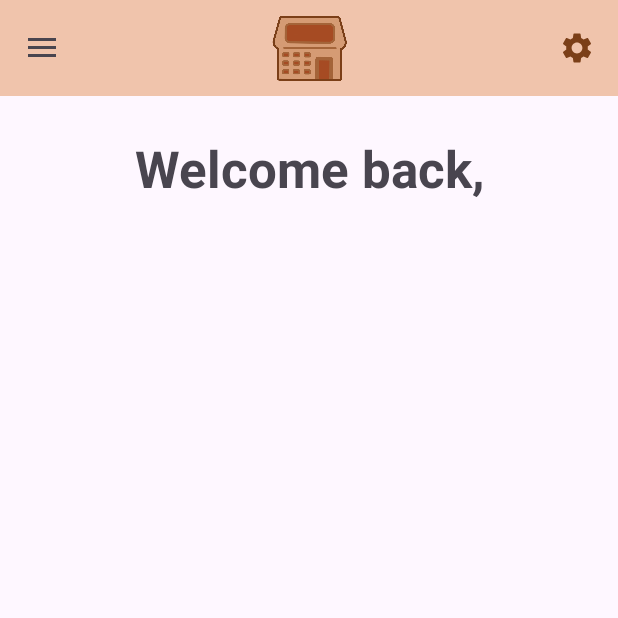
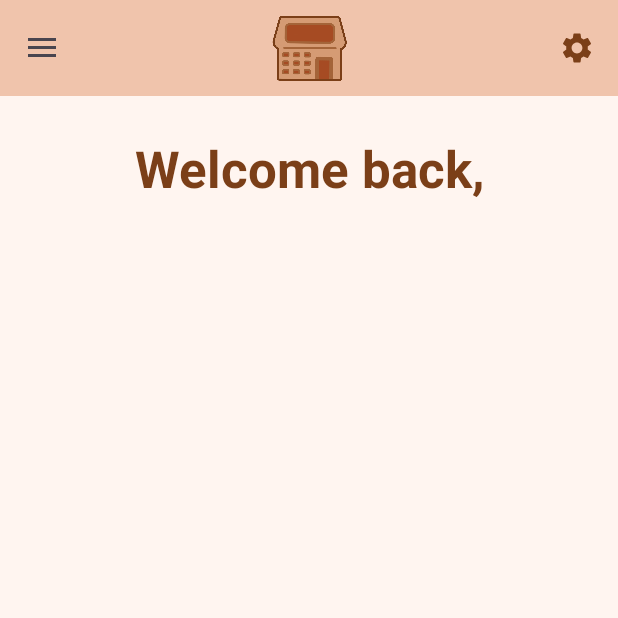
Before and after one commit to jethanSarita/Sarithmetics, an Android app: the MainActivity screen opened directly, with no data from a screen before it, on a phone screen of 412 x 824 dp, the top half of it. Run offline under Robolectric (Android 15) with nearby library versions, the phone set to English and light mode, and no system bars; Roboto replaces fonts that are not available here.

Commit message:
added darkmode, i am hungry.. gonna go grab snack

```diff
--- a/app/src/main/res/drawable/add_icon.xml
+++ b/app/src/main/res/drawable/add_icon.xml
@@ -1,4 +1,4 @@
-<vector android:height="24dp" android:tint="#7B3F18"
+<vector android:height="24dp" android:tint="@color/colorTextPrimary"
     android:viewportHeight="24" android:viewportWidth="24"
     android:width="24dp" xmlns:android="http://schemas.android.com/apk/res/android">
     <path android:fillColor="@android:color/white" android:pathData="M19,13h-6v6h-2v-6H5v-2h6V5h2v6h6v2z"/>
--- a/app/src/main/res/drawable/back_icon.xml
+++ b/app/src/main/res/drawable/back_icon.xml
@@ -1,4 +1,4 @@
-<vector android:height="24dp" android:tint="#7B3F18"
+<vector android:height="24dp" android:tint="@color/colorTextPrimary"
     android:viewportHeight="24" android:viewportWidth="24"
     android:width="24dp" xmlns:android="http://schemas.android.com/apk/res/android">
     <path android:fillColor="@android:color/white" android:pathData="M17.77,3.77l-1.77,-1.77l-10,10l10,10l1.77,-1.77l-8.23,-8.23z"/>
--- a/app/src/main/res/drawable/btn1.xml
+++ b/app/src/main/res/drawable/btn1.xml
@@ -2,8 +2,8 @@
 <shape android:shape="rectangle"
     xmlns:android="http://schemas.android.com/apk/res/android">
 
-    <stroke android:color="#a7663b" android:width="5dp"/>
+    <stroke android:color="@color/colorTextSecondary" android:width="5dp"/>
     <corners android:radius="5dp"/>
-    <solid android:color="#a64b23"/>
+    <solid android:color="@color/colorTextPrimary"/>
 
 </shape>
--- a/app/src/main/res/drawable/cart_icon.xml
+++ b/app/src/main/res/drawable/cart_icon.xml
@@ -1,4 +1,4 @@
-<vector android:height="24dp" android:tint="#7B3F18"
+<vector android:height="24dp" android:tint="@color/colorTextPrimary"
     android:viewportHeight="24" android:viewportWidth="24"
     android:width="24dp" xmlns:android="http://schemas.android.com/apk/res/android">
     <path android:fillColor="@android:color/white" android:pathData="M7,18c-1.1,0 -1.99,0.9 -1.99,2S5.9,22 7,22s2,-0.9 2,-2 -0.9,-2 -2,-2zM1,2v2h2l3.6,7.59 -1.35,2.45c-0.16,0.28 -0.25,0.61 -0.25,0.96 0,1.1 0.9,2 2,2h12v-2L7.42,15c-0.14,0 -0.25,-0.11 -0.25,-0.25l0.03,-0.12 0.9,-1.63h7.45c0.75,0 1.41,-0.41 1.75,-1.03l3.58,-6.49c0.08,-0.14 0.12,-0.31 0.12,-0.48 0,-0.55 -0.45,-1 -1,-1L5.21,4l-0.94,-2L1,2zM17,18c-1.1,0 -1.99,0.9 -1.99,2s0.89,2 1.99,2 2,-0.9 2,-2 -0.9,-2 -2,-2z"/>
--- a/app/src/main/res/drawable/cartremove_icon.xml
+++ b/app/src/main/res/drawable/cartremove_icon.xml
@@ -1,4 +1,4 @@
-<vector android:height="24dp" android:tint="#7B3F18"
+<vector android:height="24dp" android:tint="@color/colorTextPrimary"
     android:viewportHeight="24" android:viewportWidth="24"
     android:width="24dp" xmlns:android="http://schemas.android.com/apk/res/android">
     <path android:fillColor="@android:color/white" android:pathData="M22.73,22.73L2.77,2.77 2,2l-0.73,-0.73L0,2.54l4.39,4.39 2.21,4.66 -1.35,2.45c-0.16,0.28 -0.25,0.61 -0.25,0.96 0,1.1 0.9,2 2,2h7.46l1.38,1.38c-0.5,0.36 -0.83,0.95 -0.83,1.62 0,1.1 0.89,2 1.99,2 0.67,0 1.26,-0.33 1.62,-0.84L21.46,24l1.27,-1.27zM7.42,15c-0.14,0 -0.25,-0.11 -0.25,-0.25l0.03,-0.12 0.9,-1.63h2.36l2,2L7.42,15zM15.55,13c0.75,0 1.41,-0.41 1.75,-1.03l3.58,-6.49c0.08,-0.14 0.12,-0.31 0.12,-0.48 0,-0.55 -0.45,-1 -1,-1L6.54,4l9.01,9zM7,18c-1.1,0 -1.99,0.9 -1.99,2S5.9,22 7,22s2,-0.9 2,-2 -0.9,-2 -2,-2z"/>
--- a/app/src/main/res/drawable/menu.xml
+++ b/app/src/main/res/drawable/menu.xml
@@ -1,4 +1,4 @@
-<vector android:height="24dp" android:tint="#7B3F18"
+<vector android:height="24dp" android:tint="@color/colorTextPrimary"
     android:viewportHeight="24" android:viewportWidth="24"
     android:width="24dp" xmlns:android="http://schemas.android.com/apk/res/android">
     <path android:fillColor="@android:color/white" android:pathData="M3,18h18v-2L3,16v2zM3,13h18v-2L3,11v2zM3,6v2h18L21,6L3,6z"/>
--- a/app/src/main/res/drawable/popupbg.xml
+++ b/app/src/main/res/drawable/popupbg.xml
@@ -1,6 +1,6 @@
 <?xml version="1.0" encoding="utf-8"?>
 <shape xmlns:android="http://schemas.android.com/apk/res/android">
-    <solid android:color="#e0d4cc"/>
+    <solid android:color="@color/colorActionBar"/>
     <stroke android:width="5dp"
-        android:color="#a8643c"/>
+        android:color="@color/colorTextSecondary"/>
 </shape>
--- a/app/src/main/res/drawable/search_view_bg.xml
+++ b/app/src/main/res/drawable/search_view_bg.xml
@@ -3,7 +3,7 @@
 
     <corners android:radius="8dp"/>
     <stroke
-        android:color="#7B3F18"
+        android:color="@color/colorTextPrimary"
         android:width="2dp"
         />
 
--- a/app/src/main/res/drawable/settings.xml
+++ b/app/src/main/res/drawable/settings.xml
@@ -1,4 +1,4 @@
-<vector android:height="24dp" android:tint="#7B3F18"
+<vector android:height="24dp" android:tint="@color/colorTextPrimary"
     android:viewportHeight="24" android:viewportWidth="24"
     android:width="24dp" xmlns:android="http://schemas.android.com/apk/res/android">
     <path android:fillColor="@android:color/white" android:pathData="M19.14,12.94c0.04,-0.3 0.06,-0.61 0.06,-0.94c0,-0.32 -0.02,-0.64 -0.07,-0.94l2.03,-1.58c0.18,-0.14 0.23,-0.41 0.12,-0.61l-1.92,-3.32c-0.12,-0.22 -0.37,-0.29 -0.59,-0.22l-2.39,0.96c-0.5,-0.38 -1.03,-0.7 -1.62,-0.94L14.4,2.81c-0.04,-0.24 -0.24,-0.41 -0.48,-0.41h-3.84c-0.24,0 -0.43,0.17 -0.47,0.41L9.25,5.35C8.66,5.59 8.12,5.92 7.63,6.29L5.24,5.33c-0.22,-0.08 -0.47,0 -0.59,0.22L2.74,8.87C2.62,9.08 2.66,9.34 2.86,9.48l2.03,1.58C4.84,11.36 4.8,11.69 4.8,12s0.02,0.64 0.07,0.94l-2.03,1.58c-0.18,0.14 -0.23,0.41 -0.12,0.61l1.92,3.32c0.12,0.22 0.37,0.29 0.59,0.22l2.39,-0.96c0.5,0.38 1.03,0.7 1.62,0.94l0.36,2.54c0.05,0.24 0.24,0.41 0.48,0.41h3.84c0.24,0 0.44,-0.17 0.47,-0.41l0.36,-2.54c0.59,-0.24 1.13,-0.56 1.62,-0.94l2.39,0.96c0.22,0.08 0.47,0 0.59,-0.22l1.92,-3.32c0.12,-0.22 0.07,-0.47 -0.12,-0.61L19.14,12.94zM12,15.6c-1.98,0 -3.6,-1.62 -3.6,-3.6s1.62,-3.6 3.6,-3.6s3.6,1.62 3.6,3.6S13.98,15.6 12,15.6z"/>
--- a/app/src/main/res/layout/activity_cart.xml
+++ b/app/src/main/res/layout/activity_cart.xml
@@ -61,7 +61,7 @@
                 android:layout_width="match_parent"
                 android:layout_height="wrap_content"
                 android:layout_weight="1"
-                android:backgroundTint="#E87C3C"
+                android:backgroundTint="@color/colorTextPrimary"
                 android:text="Calculate" />
         </LinearLayout>
 
@@ -92,7 +92,7 @@
                 android:layout_width="match_parent"
                 android:layout_height="wrap_content"
                 android:layout_weight="1"
-                android:backgroundTint="#E87C3C"
+                android:backgroundTint="@color/colorTextPrimary"
                 android:text="Check out"
                 android:visibility="invisible"
                 tools:visibility="visible" />
--- a/app/src/main/res/layout/activity_main.xml
+++ b/app/src/main/res/layout/activity_main.xml
@@ -5,17 +5,18 @@
     android:id="@+id/drawer_layout"
     android:layout_width="match_parent"
     android:layout_height="match_parent"
+    android:background="@color/colorBackground"
+    android:fitsSystemWindows="true"
     tools:context=".MainActivity"
-    android:fitsSystemWindows="true"
-    >
+    tools:openDrawer="end">
 
     <com.google.android.material.navigation.NavigationView
+        android:id="@+id/nav_view"
         android:layout_width="wrap_content"
         android:layout_height="match_parent"
-        android:id="@+id/nav_view"
+        android:layout_gravity="start"
         app:headerLayout="@layout/header"
-        app:menu="@menu/main_menu"
-        android:layout_gravity="start">
+        app:menu="@menu/main_menu">
 
     </com.google.android.material.navigation.NavigationView>
 
@@ -34,7 +35,7 @@
             android:id="@+id/layoutHome"
             android:layout_width="match_parent"
             android:layout_height="match_parent"
-            tools:visibility="gone">
+            tools:visibility="visible">
 
             <LinearLayout
                 android:layout_width="match_parent"
@@ -47,6 +48,7 @@
                     android:layout_height="wrap_content"
                     android:text="Welcome back,"
                     android:textAlignment="center"
+                    android:textColor="@color/colorTextPrimary"
                     android:textSize="34sp"
                     android:textStyle="bold" />
 
@@ -57,6 +59,7 @@
                     android:fontFamily="@font/alata"
                     android:text="TextView"
                     android:textAlignment="center"
+                    android:textColor="@color/colorTextPrimary"
                     android:textSize="34sp"
                     android:textStyle="bold" />
             </LinearLayout>
@@ -67,7 +70,7 @@
             android:layout_width="match_parent"
             android:layout_height="match_parent"
             android:visibility="gone"
-            tools:visibility="visible">
+            tools:visibility="gone">
 
             <LinearLayout
                 android:layout_width="match_parent"
@@ -113,7 +116,7 @@
                         android:layout_centerHorizontal="true"
                         android:gravity="center_horizontal"
                         android:text="Items"
-                        android:textColor="#7B3F18"
+                        android:textColor="@color/colorTextPrimary"
                         android:textSize="34sp"
                         android:textStyle="bold"
                         app:layout_constraintBottom_toBottomOf="parent"
@@ -138,7 +141,7 @@
                         android:id="@+id/view2"
                         android:layout_width="match_parent"
                         android:layout_height="5dp"
-                        android:background="#b07c64" />
+                        android:background="@color/colorTextSecondary" />
                 </RelativeLayout>
 
                 <Space
--- a/app/src/main/res/layout/header.xml
+++ b/app/src/main/res/layout/header.xml
@@ -3,7 +3,7 @@
     xmlns:app="http://schemas.android.com/apk/res-auto"
     android:layout_width="match_parent"
     android:layout_height="200dp"
-    android:background="#f8c4ac"
+    android:background="@color/colorActionBar"
     android:gravity="bottom"
     android:orientation="vertical"
     android:paddingStart="20dp"
@@ -22,7 +22,7 @@
         android:layout_height="wrap_content"
         android:fontFamily="sans-serif"
         android:text="Sarithmetics"
-        android:textColor="#7B3F18"
+        android:textColor="@color/colorTextPrimary"
         android:textSize="34sp"
         android:textStyle="bold" />
 </LinearLayout>
--- a/app/src/main/res/layout/toolbar2.xml
+++ b/app/src/main/res/layout/toolbar2.xml
@@ -3,7 +3,7 @@
     xmlns:app="http://schemas.android.com/apk/res-auto"
     android:layout_width="match_parent"
     android:layout_height="wrap_content"
-    android:background="#f0c4ac"
+    android:background="@color/colorActionBar"
     android:elevation="4dp"
     app:navigationIcon="@drawable/menu">
 
--- a/app/src/main/res/layout/toolbar3.xml
+++ b/app/src/main/res/layout/toolbar3.xml
@@ -3,7 +3,7 @@
     xmlns:app="http://schemas.android.com/apk/res-auto"
     android:layout_width="match_parent"
     android:layout_height="64dp"
-    android:background="#f0c4ac"
+    android:background="@color/colorActionBar"
     android:paddingLeft="15dp"
     android:paddingRight="15dp">
 
--- /dev/null
+++ b/app/src/main/res/values-night/colors.xml
@@ -0,0 +1,9 @@
+<?xml version="1.0" encoding="utf-8"?>
+<resources>
+    <color name="black">#FF000000</color>
+    <color name="white">#FFFFFFFF</color>
+    <color name="colorActionBar">#4C3F38</color>
+    <color name="colorBackground">#272524</color>
+    <color name="colorTextPrimary">#DF732D</color>
+    <color name="colorTextSecondary">#DA9276</color>
+</resources>
--- a/app/src/main/res/values/colors.xml
+++ b/app/src/main/res/values/colors.xml
@@ -2,4 +2,8 @@
 <resources>
     <color name="black">#FF000000</color>
     <color name="white">#FFFFFFFF</color>
+    <color name="colorActionBar">#f0c4ac</color>
+    <color name="colorBackground">#fff5f0</color>
+    <color name="colorTextPrimary">#7b3f18</color>
+    <color name="colorTextSecondary">#b87c64</color>
 </resources>
```
Also changed, not shown: app/src/main/res/layout/activity_login_register.xml (+6 -4 lines), app/src/main/res/layout/editpopup.xml (+11 -5 lines), app/src/main/res/layout/mainpopup.xml (+6 -2 lines), app/src/main/res/layout/rowlistlayout.xml (+10 -3 lines).
